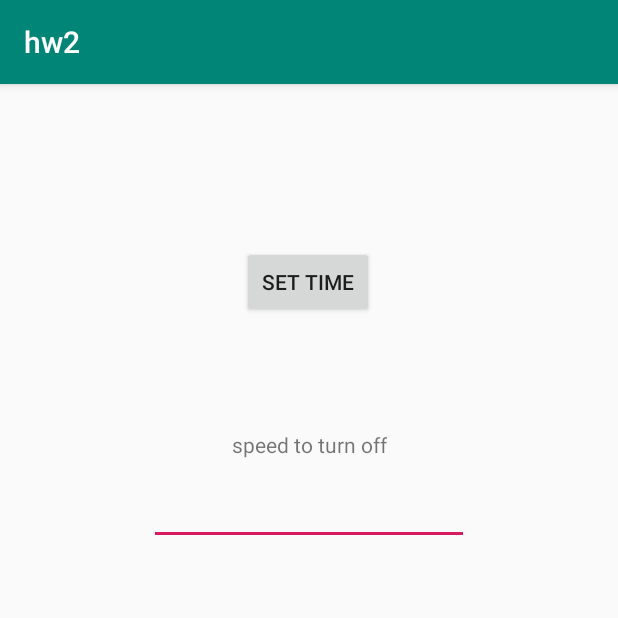
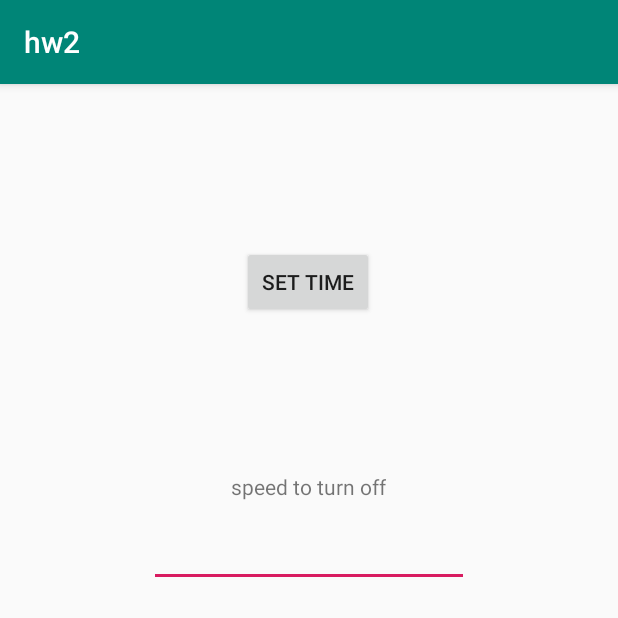
Before and after one commit to sharif-dev/HW2_services, an Android app: the screen it shows after launch (MainActivity), on a phone screen of 412 x 824 dp, the top half of it. Run offline under Robolectric (Android 15) with nearby library versions, the phone set to English and light mode, and no system bars.

```diff
--- a/app/src/main/res/layout/activity_main.xml
+++ b/app/src/main/res/layout/activity_main.xml
@@ -21,7 +21,7 @@
         android:id="@+id/textView2"
         android:layout_width="wrap_content"
         android:layout_height="wrap_content"
-        android:layout_marginTop="48dp"
+        android:layout_marginTop="16dp"
         android:textSize="20dp"
         app:fontFamily="serif"
         app:layout_constraintEnd_toEndOf="parent"
@@ -54,8 +54,10 @@
         android:id="@+id/textView3"
         android:layout_width="wrap_content"
         android:layout_height="wrap_content"
+        android:layout_marginTop="60dp"
         android:text="speed to turn off"
         app:layout_constraintEnd_toEndOf="parent"
+        app:layout_constraintHorizontal_bias="0.498"
         app:layout_constraintStart_toStartOf="parent"
         app:layout_constraintTop_toBottomOf="@+id/textView2" />
 
```
Also changed, not shown: app/src/main/java/com/example/hw2/ShakeDetectActivity.java (+8 -0 lines).
